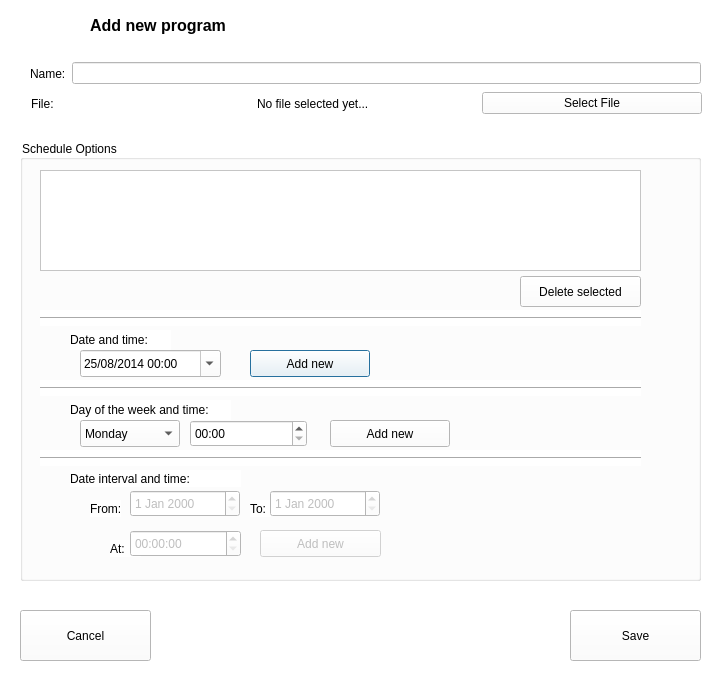
Old version of the form src/add_program.ui in the repository netpack/XFB.
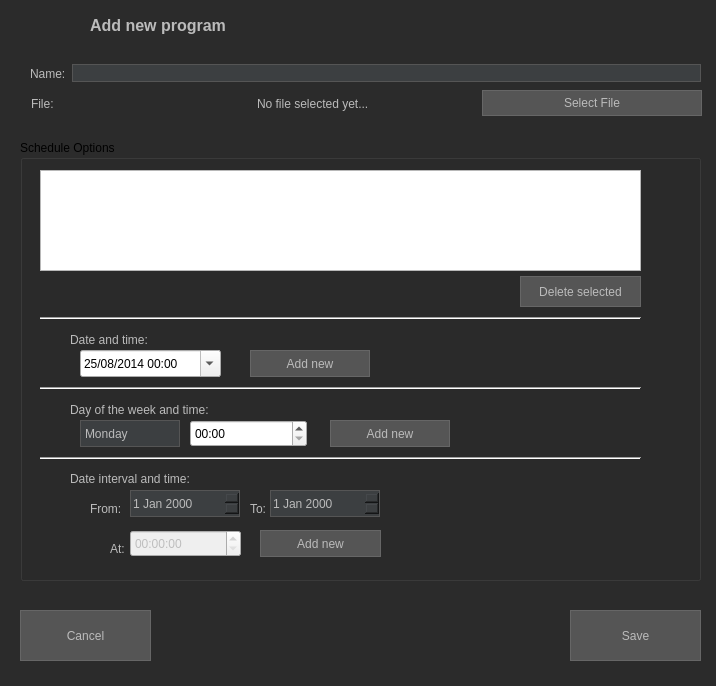
New version of the form. Icons and pictures are not drawn.

```diff
--- a/src/add_program.ui
+++ b/src/add_program.ui
@@ -2,6 +2,69 @@
 <ui version="4.0">
  <class>add_program</class>
  <widget class="QDialog" name="add_program">
+  <property name="styleSheet">
+   <string notr="true">
+    QDialog {
+        background-color: #2b2b2b;
+        color: #bbbbbb; /* Default text color */
+    }
+    QLabel {
+        color: #bbbbbb;
+    }
+    QLineEdit, QTextEdit, QPlainTextEdit {
+        background-color: #3c3f41;
+        color: #bbbbbb;
+        border: 1px solid #555555;
+        selection-background-color: #007acc;
+        selection-color: white;
+    }
+    QPushButton, QToolButton {
+        background-color: #555555;
+        color: #bbbbbb;
+        border: 1px solid #666666;
+        padding: 5px;
+    }
+    QPushButton:hover, QToolButton:hover {
+        background-color: #666666;
+    }
+    QPushButton:pressed, QToolButton:pressed {
+        background-color: #444444;
+    }
+    QComboBox {
+        background-color: #3c3f41;
+        color: #bbbbbb;
+        border: 1px solid #555555;
+        selection-background-color: #007acc;
+        /* selection-color: white; */
+    }
+    QComboBox::drop-down {
+        border: none;
+    }
+    QComboBox QAbstractItemView {
+        background-color: #3c3f41;
+        color: #bbbbbb;
+        selection-background-color: #007acc;
+        selection-color: white;
+        border: 1px solid #555555;
+        outline: 0px;
+    }
+    QDateEdit {
+        background-color: #3c3f41;
+        color: #bbbbbb;
+        border: 1px solid #555555;
+        selection-background-color: #007acc;
+        selection-color: white;
+    }
+    QDateEdit::drop-down {
+         /* Style dropdown button if needed */
+    }
+    QDateEdit QAbstractItemView {
+        background-color: #3c3f41;
+        color: #bbbbbb;
+        selection-background-color: #007acc;
+    }
+   </string>
+  </property>
   <property name="geometry">
    <rect>
     <x>0</x>
@@ -17,9 +80,6 @@
    <iconset resource="resources.qrc">
     <normaloff>:/48x48.png</normaloff>:/48x48.png</iconset>
   </property>
-  <property name="styleSheet">
-   <string notr="true">background-color: rgb(255, 255, 255);</string>
-  </property>
   <widget class="QGroupBox" name="schedules">
    <property name="enabled">
     <bool>true</bool>
@@ -470,7 +530,7 @@
     <bool>true</bool>
    </property>
   </widget>
-  <widget class="QWidget" name="layoutWidget">
+  <widget class="QWidget" name="layoutWidgetp2">
    <property name="geometry">
     <rect>
      <x>31</x>
```
Left out of the diff: 2 changed lines with no effect on the pictures.
